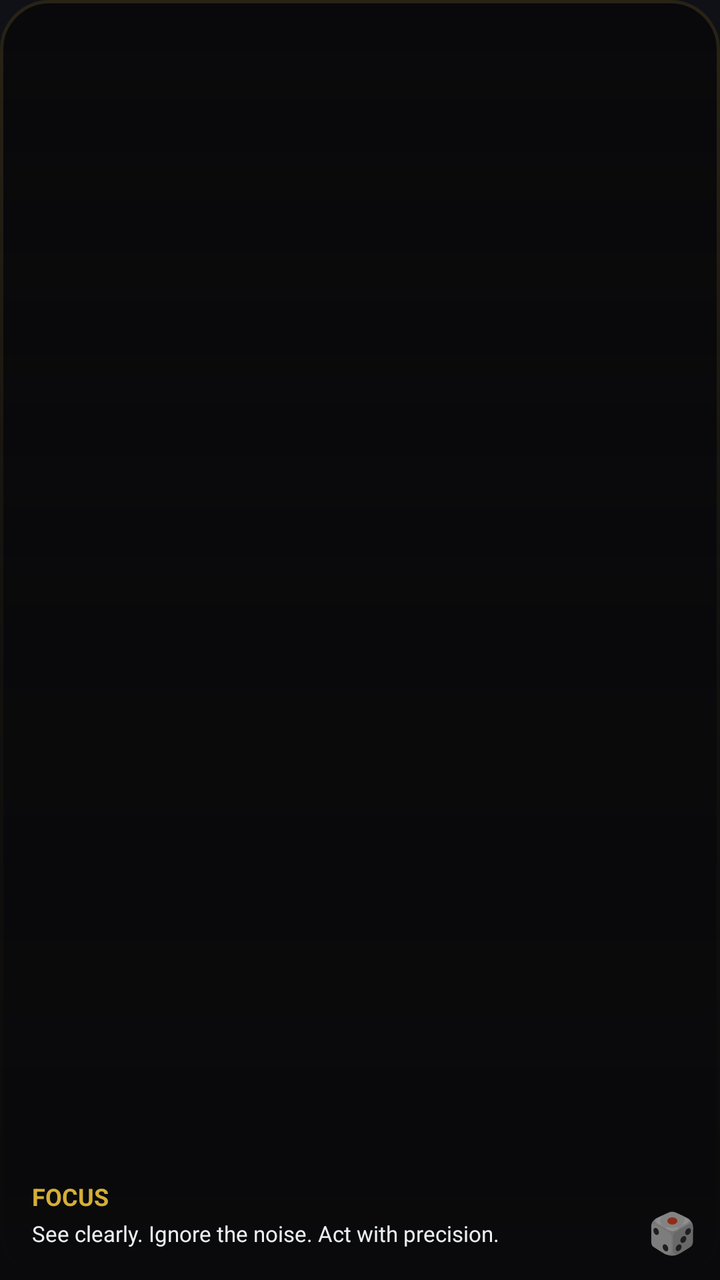
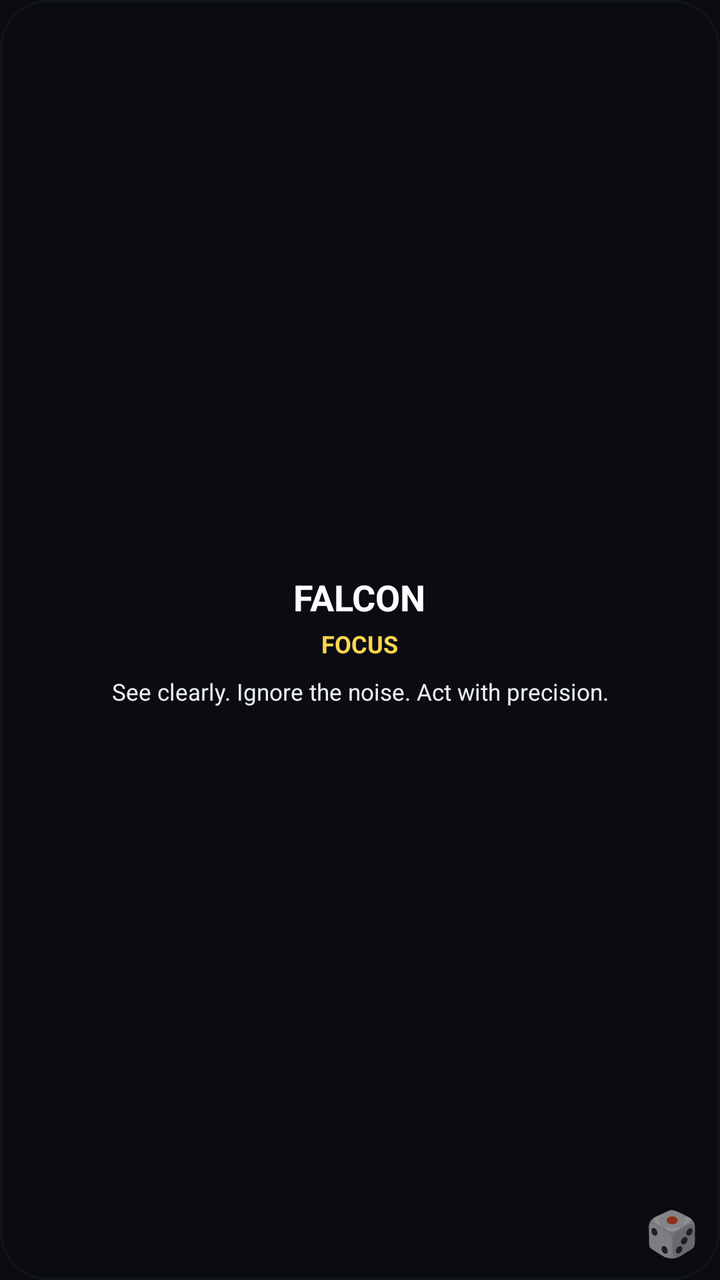

Compare the two renders of this Android layout. The source of the first and the diff that turns it into the second are given below.
<!-- AndroidManifest.xml: application theme Theme.SpiritAnimal -->
<!-- res/layout/widget_spirit_animal.xml -->
<?xml version="1.0" encoding="utf-8"?>
<FrameLayout xmlns:android="http://schemas.android.com/apk/res/android"
    android:id="@+id/widget_root"
    android:layout_width="match_parent"
    android:layout_height="match_parent"
    android:background="@drawable/widget_bg">

    <ImageView
        android:id="@+id/iv_animal"
        android:layout_width="match_parent"
        android:layout_height="match_parent"
        android:paddingTop="20dp"
        android:paddingBottom="70dp"
        android:paddingStart="24dp"
        android:paddingEnd="24dp"
        android:scaleType="fitCenter" />

    <View
        android:layout_width="match_parent"
        android:layout_height="match_parent"
        android:background="@drawable/scrim_bottom" />

    <LinearLayout
        android:layout_width="match_parent"
        android:layout_height="wrap_content"
        android:layout_gravity="bottom"
        android:orientation="vertical"
        android:paddingStart="16dp"
        android:paddingEnd="50dp"
        android:paddingBottom="16dp">

        <TextView
            android:id="@+id/tv_mentality"
            android:layout_width="wrap_content"
            android:layout_height="wrap_content"
            android:text="FOCUS"
            android:textColor="#D4AF37"
            android:textSize="12sp"
            android:textStyle="bold" />

        <TextView
            android:id="@+id/tv_quote"
            android:layout_width="match_parent"
            android:layout_height="wrap_content"
            android:layout_marginTop="3dp"
            android:text="See clearly. Ignore the noise. Act with precision."
            android:textColor="#ECEFF1"
            android:textSize="11sp" />
    </LinearLayout>

    <TextView
        android:id="@+id/btn_randomize"
        android:layout_width="48dp"
        android:layout_height="48dp"
        android:layout_gravity="bottom|end"
        android:gravity="center"
        android:text="🎲"
        android:textSize="20sp" />
</FrameLayout>
<!-- resources referenced by this layout -->
<resources>
  <!-- drawable scrim_bottom (drawable) -->
  <?xml version="1.0" encoding="utf-8"?>
  <shape xmlns:android="http://schemas.android.com/apk/res/android">
      <gradient
          android:angle="270"
          android:startColor="#00000000"
          android:centerColor="#B309090B"
          android:endColor="#FA09090B" />
  </shape>
  <!-- drawable widget_bg (drawable) -->
  <?xml version="1.0" encoding="utf-8"?>
  <shape xmlns:android="http://schemas.android.com/apk/res/android" android:shape="rectangle">
      <solid android:color="#09090B" />
      <corners android:radius="24dp" />
      <stroke android:width="1.5dp" android:color="#282315" />
  </shape>
  <style name="Theme.SpiritAnimal" parent="Theme.MaterialComponents.DayNight.NoActionBar">
          <item name="android:windowBackground">#0F1117</item>
      </style>
</resources>

<!-- the commit's change to res/layout/widget_spirit_animal.xml (unified diff, before → after) -->
@@ -9,32 +9,32 @@
         android:id="@+id/iv_animal"
         android:layout_width="match_parent"
         android:layout_height="match_parent"
-        android:paddingTop="20dp"
-        android:paddingBottom="70dp"
-        android:paddingStart="24dp"
-        android:paddingEnd="24dp"
-        android:scaleType="fitCenter" />
-
-    <View
-        android:layout_width="match_parent"
-        android:layout_height="match_parent"
-        android:background="@drawable/scrim_bottom" />
+        android:scaleType="centerCrop" />
 
     <LinearLayout
         android:layout_width="match_parent"
-        android:layout_height="wrap_content"
-        android:layout_gravity="bottom"
+        android:layout_height="match_parent"
         android:orientation="vertical"
-        android:paddingStart="16dp"
-        android:paddingEnd="50dp"
-        android:paddingBottom="16dp">
+        android:gravity="center"
+        android:padding="16dp"
+        android:background="#B3090B10">
+
+        <TextView
+            android:id="@+id/tv_animal_name"
+            android:layout_width="wrap_content"
+            android:layout_height="wrap_content"
+            android:text="FALCON"
+            android:textColor="#FFFFFF"
+            android:textSize="18sp"
+            android:textStyle="bold" />
 
         <TextView
             android:id="@+id/tv_mentality"
             android:layout_width="wrap_content"
             android:layout_height="wrap_content"
+            android:layout_marginTop="3dp"
             android:text="FOCUS"
-            android:textColor="#D4AF37"
+            android:textColor="#FFD54F"
             android:textSize="12sp"
             android:textStyle="bold" />
 
@@ -42,10 +42,11 @@
             android:id="@+id/tv_quote"
             android:layout_width="match_parent"
             android:layout_height="wrap_content"
-            android:layout_marginTop="3dp"
+            android:layout_marginTop="8dp"
+            android:gravity="center"
             android:text="See clearly. Ignore the noise. Act with precision."
             android:textColor="#ECEFF1"
-            android:textSize="11sp" />
+            android:textSize="11.5sp" />
     </LinearLayout>
 
     <TextView
@@ -55,5 +56,5 @@
         android:layout_gravity="bottom|end"
         android:gravity="center"
         android:text="🎲"
-        android:textSize="20sp" />
+        android:textSize="22sp" />
 </FrameLayout>
<!-- resource entries referenced after the edit -->
@@ -1,20 +1,11 @@
 <!-- resources referenced by this layout -->
 <resources>
-  <!-- drawable scrim_bottom (drawable) -->
+  <!-- drawable widget_bg (drawable) -->
   <?xml version="1.0" encoding="utf-8"?>
   <shape xmlns:android="http://schemas.android.com/apk/res/android">
-      <gradient
-          android:angle="270"
-          android:startColor="#00000000"
-          android:centerColor="#B309090B"
-          android:endColor="#FA09090B" />
-  </shape>
-  <!-- drawable widget_bg (drawable) -->
-  <?xml version="1.0" encoding="utf-8"?>
-  <shape xmlns:android="http://schemas.android.com/apk/res/android" android:shape="rectangle">
-      <solid android:color="#09090B" />
+      <solid android:color="#0F1117" />
       <corners android:radius="24dp" />
-      <stroke android:width="1.5dp" android:color="#282315" />
+      <stroke android:width="1dp" android:color="#2A2E39" />
   </shape>
   <style name="Theme.SpiritAnimal" parent="Theme.MaterialComponents.DayNight.NoActionBar">
           <item name="android:windowBackground">#0F1117</item>
